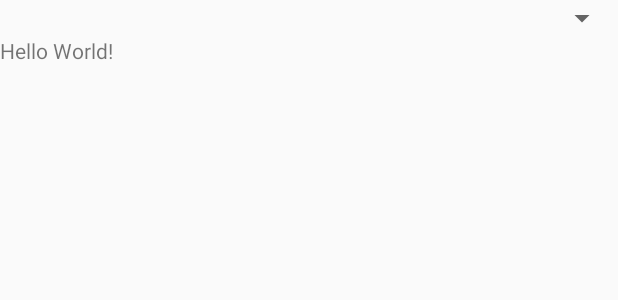
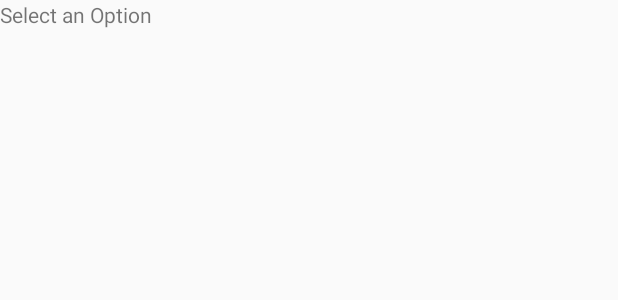
Before and after one commit to NoahMacRitchie/MobileDevelopmentAssigment02, an Android app: the layout activity_main.xml on its own in the app's theme, with its tools: preview values and no code run, on a phone screen of 412 x 824 dp. Shown: the top 300 px of the screen. Run offline under Robolectric (Android 15) with nearby library versions, the phone set to English and light mode, and no system bars.

Commit message:
edit and delete

```diff
--- a/app/src/main/res/layout/activity_main.xml
+++ b/app/src/main/res/layout/activity_main.xml
@@ -4,22 +4,24 @@
     xmlns:tools="http://schemas.android.com/tools"
     android:layout_width="match_parent"
     android:layout_height="match_parent"
-    android:orientation="vertical"
-    tools:context=".MainActivity">
-
-    <Spinner
-        android:id="@+id/spinner"
-        android:layout_width="match_parent"
-        android:layout_height="wrap_content" />
-
+    tools:context=".MainActivity"
+    android:orientation="vertical">
 
     <TextView
         android:layout_width="wrap_content"
         android:layout_height="wrap_content"
-        android:text="Hello World!"
+        android:text="Select an Option"
         app:layout_constraintBottom_toBottomOf="parent"
         app:layout_constraintLeft_toLeftOf="parent"
         app:layout_constraintRight_toRightOf="parent"
         app:layout_constraintTop_toTopOf="parent" />
 
+<!--    <Button-->
+<!--        android:id="@+id/button"-->
+<!--        android:layout_width="wrap_content"-->
+<!--        android:layout_height="wrap_content"-->
+<!--        android:text="Add Activity"-->
+<!--        android:onClick="addActivity"/>-->
+
+
 </LinearLayout>
```
Also changed, not shown: app/src/main/java/com/example/mobiledevelopmentassigment02/RetrieveReadings.java (+46 -0 lines), app/src/main/res/layout/activity_retrieve_readings.xml (+9 -4 lines), app/src/main/res/values/strings.xml (+15 -0 lines).
